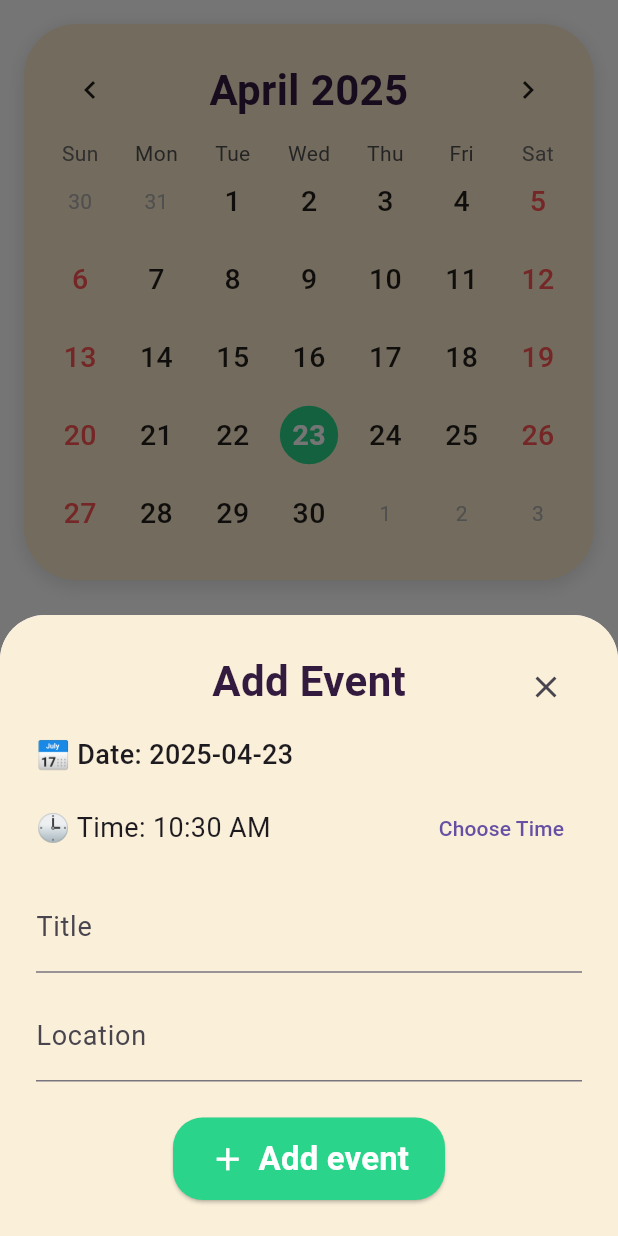
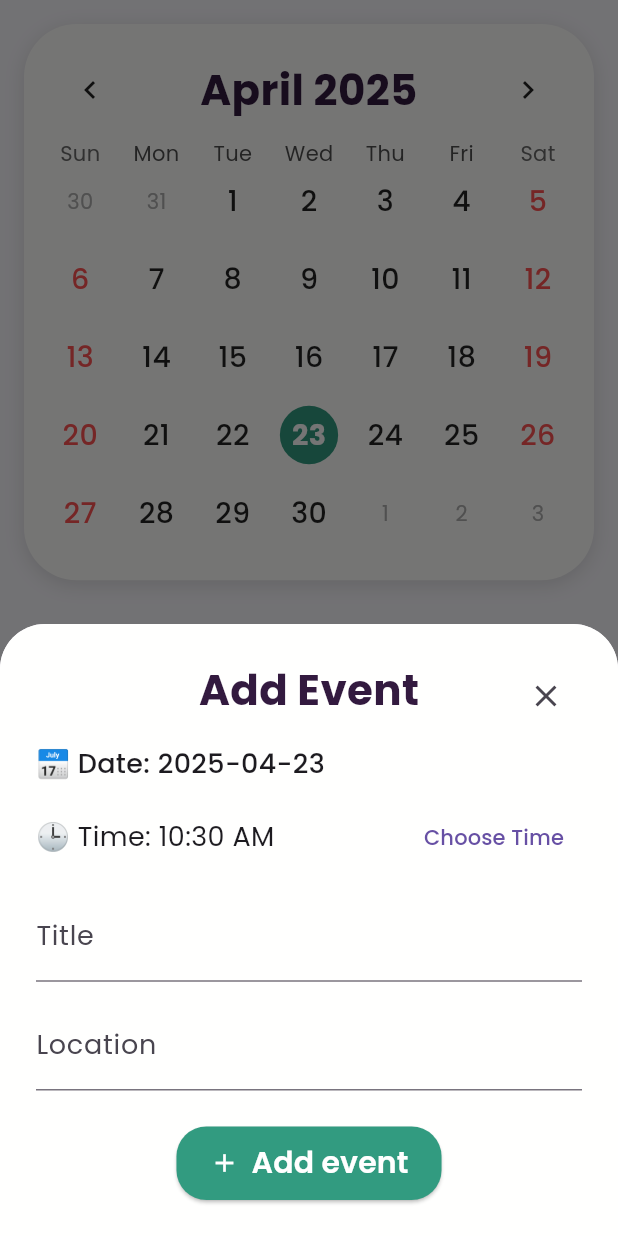
Before and after one commit to nguyenn-12/family-app, a Flutter app: the MainScreen screen opened directly, after a tap on the "add" icon, on a phone screen of 412 x 824 dp. Run offline on Flutter 3.47's test engine with Material 3 defaults, Android fonts, the phone set to English and light mode, and no system bars; drawn by our look-alikes of curved_navigation_bar, table_calendar; our stand-ins replace cloud_firestore, firebase_auth, firebase_core, google_fonts; missing offline and left inert: mailer; accounts and stored records are empty; network calls fail.

Commit message:
fix bug on calendar feature

```diff
--- a/lib/main.dart
+++ b/lib/main.dart
@@ -4,6 +4,7 @@
 import 'package:family/pages/main_screen.dart';
 import 'package:firebase_core/firebase_core.dart';
 import 'package:flutter/material.dart';
+import 'package:google_fonts/google_fonts.dart';
 import 'firebase_options.dart';
 
 void main() async {
@@ -21,6 +22,10 @@
   Widget build(BuildContext context) {
     return MaterialApp(
       debugShowCheckedModeBanner: false,
+      title: 'Family App',
+      theme: ThemeData(
+        textTheme: GoogleFonts.poppinsTextTheme(),
+      ),
       initialRoute: '/',
       routes: {
         '/': (context) => const SignIn(),
--- a/lib/pages/bottomnav.dart
+++ b/lib/pages/bottomnav.dart
@@ -15,7 +15,7 @@ class BottomNav extends StatelessWidget {
   Widget build(BuildContext context) {
     return CurvedNavigationBar(
       index: currentIndex,
-      backgroundColor: Colors.transparent,
+      backgroundColor:Color(0xFFF9F8FD),
       color: Color(0xFF331A3F),
       buttonBackgroundColor: Color(0xFFECB22F),
       animationDuration: Duration(milliseconds: 300),
--- a/lib/pages/calendar.dart
+++ b/lib/pages/calendar.dart
@@ -1,7 +1,9 @@
 import 'package:flutter/material.dart';
 import 'package:table_calendar/table_calendar.dart';
-import 'package:cloud_firestore/cloud_firestore.dart';
+import 'package:google_fonts/google_fonts.dart';
 import 'package:family/models/events.dart';
+import 'package:family/services/event_service.dart';
+import 'package:family/services/user_service.dart';
 
 
 class CalendarPage extends StatefulWidget {
@@ -10,36 +12,30 @@ class CalendarPage extends StatefulWidget {
 }
 
 class _CalendarPageState extends State<CalendarPage> {
+
   DateTime _focusedDay = DateTime.now();
   DateTime? _selectedDay;
   Map<DateTime, List<Event>> _firestoreEvents = {};
 
 
-  // Fake data tạm thời
-  final Map<DateTime, List<String>> _events = {
-    DateTime.utc(2025, 4, 20): ['Sinh nhật mẹ', 'Họp gia đình'],
-    DateTime.utc(2025, 4, 21): ['Đi chơi công viên'],
-  };
-
-
-
-  //List<String> _getEventsForDay(DateTime day) {
-  //  return _events[DateTime.utc(day.year, day.month, day.day)] ?? [];
-  //}
   List<Event> _getEventsForDay(DateTime day) {
     return _firestoreEvents[DateTime(day.year, day.month, day.day)] ?? [];
   }
 
 
   Future<void> _loadEventsFromFirestore() async {
-    final snapshot = await FirebaseFirestore.instance
-        .collection('events')
-        .where('familyCode', isEqualTo: '12345') // Tạm thời hard-code
-        .get();
 
+    //final familyCode = await UserService.getFamilyCodeForCurrentUser();
+    //if (familyCode == null) {
+    //  print('No familyCode found for current user');
+    //  return;
+    //}
+    //final events = await EventService.loadEvents(familyCode);
+
+    final events = await EventService.loadEvents('12345'); // hoặc familyCode nếu có biến
     Map<DateTime, List<Event>> tempEvents = {};
-    for (var doc in snapshot.docs) {
-      Event event = Event.fromMap(doc.data(), doc.id);
+
+    for (var event in events) {
       DateTime key = DateTime(event.day.year, event.day.month, event.day.day);
       tempEvents.putIfAbsent(key, () => []).add(event);
     }
@@ -48,14 +44,13 @@ class _CalendarPageState extends State<CalendarPage> {
       _firestoreEvents = tempEvents;
     });
   }
+
   @override
   void initState() {
     super.initState();
     _selectedDay = _focusedDay;
     _loadEventsFromFirestore();
   }
-
-
 
   void _showEventDialog({DateTime? selectedDate, Map<String, dynamic>? event}) {
     final TextEditingController titleController =
@@ -75,9 +70,11 @@ class _CalendarPageState extends State<CalendarPage> {
         borderRadius: BorderRadius.vertical(top: Radius.circular(30)),
       ),
       builder: (context) {
+        return StatefulBuilder(
+          builder: (context, setModalState) {
             return Container(
             decoration: BoxDecoration(
-            color: Color(0xFFFAEFD9), // màu nền dialog
+              color: Color(0xFFFFFFFE), // màu nền dialog
               borderRadius: BorderRadius.vertical(top: Radius.circular(30)),
             ),
             child: Padding(
@@ -145,16 +142,9 @@ class _CalendarPageState extends State<CalendarPage> {
                               initialTime: selectedTime,
                             );
                             if (picked != null) {
+                              setModalState(() {
                                 selectedTime = picked;
-                          // Refresh UI
-                          Navigator.pop(context);
-                          _showEventDialog(
-                            selectedDate: selectedDate,
-                            event: {
-                              ...?event, // giữ lại các field cũ
-                              'time': '${selectedTime.hour.toString().padLeft(2, '0')}:${selectedTime.minute.toString().padLeft(2, '0')}',
-                            },
-                          );
+                              });
                             }
                           },
                         ),
@@ -191,28 +181,28 @@ class _CalendarPageState extends State<CalendarPage> {
                         if (event != null)
                           ElevatedButton.icon(
                             style: ElevatedButton.styleFrom(
-                          backgroundColor: Colors.red,
-                          padding: EdgeInsets.symmetric(horizontal: 24, vertical: 12),
+                              backgroundColor: Color(0xFFF33A5C),
+                              padding: EdgeInsets.symmetric(horizontal: 22, vertical: 10),
                               shape: RoundedRectangleBorder(borderRadius: BorderRadius.circular(20)),
                             ),
-                        icon: Icon(Icons.delete, color: Colors.white, size: 25),
-                        label: Text('Delete', style: TextStyle(fontSize: 22, fontWeight: FontWeight.w600, color: Colors.white)),
+                            icon: Icon(Icons.delete, color: Colors.white, size: 20),
+                            label: Text('Delete', style: TextStyle(fontSize: 20, fontWeight: FontWeight.w600, color: Colors.white)),
                             onPressed: () async {
-                          await FirebaseFirestore.instance.collection('events').doc(event['id']).delete();
+                              await EventService.deleteEvent(event['id']);
                               Navigator.pop(context);
                               _loadEventsFromFirestore();
                             },
                           ),
                         ElevatedButton.icon(
                           style: ElevatedButton.styleFrom(
-                        backgroundColor: Color(0xFF2AD48A),
-                        padding: EdgeInsets.symmetric(horizontal: 24, vertical: 12),
+                            backgroundColor: Color(0xFF329B80),
+                            padding: EdgeInsets.symmetric(horizontal: 22, vertical: 10),
                             shape: RoundedRectangleBorder(borderRadius: BorderRadius.circular(20)),
                           ),
-                      icon: Icon(event == null ? Icons.add : Icons.update, color: Colors.white, size: 25),
+                          icon: Icon(event == null ? Icons.add : Icons.update, color: Colors.white, size: 20),
                           label: Text(
                             event == null ? 'Add event' : 'Update',
-                        style: TextStyle(fontSize: 22, fontWeight: FontWeight.w600, color: Colors.white),
+                            style: TextStyle(fontSize: 20, fontWeight: FontWeight.w600, color: Colors.white),
                           ),
                           onPressed: () async {
                             final title = titleController.text.trim();
@@ -220,21 +210,29 @@ class _CalendarPageState extends State<CalendarPage> {
                             final formattedTime = '${selectedTime.hour.toString().padLeft(2, '0')}:${selectedTime.minute.toString().padLeft(2, '0')}';
 
                             if (event == null) {
+                            //  final familyCode = await UserService.getFamilyCodeForCurrentUser();
+                            //  if (familyCode == null) {
+                            //    print("No family code, can't add event.");
+                            //    return;
+                            //  }
                               // Add new
-                          await FirebaseFirestore.instance.collection('events').add({
-                            'day': selectedDate,
-                            'time': formattedTime,
-                            'title': title,
-                            'location': location,
-                            'familyCode': '12345',
-                          });
+                              await EventService.addEvent(
+                                day: selectedDate!,
+                                time: formattedTime,
+                                title: title,
+                                location: location,
+                                //familyCode: familyCode,
+                                familyCode: '12345',
+                              );
+
                             } else {
                               // Update
-                          await FirebaseFirestore.instance.collection('events').doc(event['id']).update({
-                            'time': formattedTime,
-                            'title': title,
-                            'location': location,
-                          });
+                              await EventService.updateEvent(
+                                eventId: event['id'],
+                                time: formattedTime,
+                                title: title,
+                                location: location,
+                              );
                             }
 
                             Navigator.pop(context);
@@ -251,6 +249,8 @@ class _CalendarPageState extends State<CalendarPage> {
           );
         },
         );
+    },
+    );
 
   }
 
@@ -261,7 +261,7 @@ class _CalendarPageState extends State<CalendarPage> {
     final screenHeight = MediaQuery.of(context).size.height;
 
     return Scaffold(
-      backgroundColor: Colors.white,
+      backgroundColor: Color(0xFFF9F8FD),
       body: SafeArea(
         child: Column(
           children: [
@@ -271,7 +271,7 @@ class _CalendarPageState extends State<CalendarPage> {
               margin: EdgeInsets.all(16),
               padding: EdgeInsets.all(12),
               decoration: BoxDecoration(
-                color: Color(0xFFFAEACA),
+                color: Color(0xFFFFFFFD),
                 borderRadius: BorderRadius.circular(35),
                 boxShadow: [
                   BoxShadow(
@@ -330,11 +330,11 @@ class _CalendarPageState extends State<CalendarPage> {
                     color: Colors.white,
                   ),
                   todayDecoration: BoxDecoration(
-                    color: Color(0xFFECB22F),
+                    color: Color(0xFFEFCB7B),
                     shape: BoxShape.circle,
                   ),
                   selectedDecoration: BoxDecoration(
-                    color: Color(0xFF2AD48A),
+                    color: Color(0xFF329B80),
                     shape: BoxShape.circle,
                   ),
                   markerDecoration: BoxDecoration(
@@ -352,7 +352,7 @@ class _CalendarPageState extends State<CalendarPage> {
                           width: 6,
                           height: 6,
                           decoration: BoxDecoration(
-                            color: Color(0xFFF4AE0F), // màu của dấu chấm
+                            color: Color(0xFFF14C6A), // màu của dấu chấm
                             shape: BoxShape.circle,
                           ),
                         ),
@@ -394,7 +394,7 @@ class _CalendarPageState extends State<CalendarPage> {
                         margin: const EdgeInsets.symmetric(vertical: 6),
                         padding: const EdgeInsets.all(12),
                         decoration: BoxDecoration(
-                          color: Color(0xFF2AD48A),
+                          color: Color(0xD0509786),
                           borderRadius: BorderRadius.circular(20),
                         ),
                         child: Row(
@@ -403,8 +403,8 @@ class _CalendarPageState extends State<CalendarPage> {
                             const SizedBox(width: 12),
                             Expanded(
                               child: Text(
-                                '${event.title} (${event.time})',
-                                style: TextStyle(fontSize: 18, fontWeight: FontWeight.w500),
+                                '(${event.time}) ${event.title} - ${event.location} ',
+                                style: TextStyle(fontSize: 18, fontWeight: FontWeight.w500, color: Colors.white),
                               ),
                             ),
                           ],
@@ -425,7 +425,7 @@ class _CalendarPageState extends State<CalendarPage> {
           print('Tạo sự kiện cho ngày $_selectedDay');
           _showEventDialog(selectedDate: _selectedDay);
         },
-        backgroundColor: Color(0xFF2AD48A),
+        backgroundColor: Color(0xFF329B80),
         shape: RoundedRectangleBorder(
           borderRadius: BorderRadius.circular(30), // độ cong góc
         ),
--- /dev/null
+++ b/lib/services/event_service.dart
@@ -0,0 +1,47 @@
+import 'package:cloud_firestore/cloud_firestore.dart';
+import 'package:family/models/events.dart';
+
+class EventService {
+  static final _eventsCollection = FirebaseFirestore.instance.collection('events');
+
+  static Future<List<Event>> loadEvents(String familyCode) async {
+    final snapshot = await _eventsCollection
+        .where('familyCode', isEqualTo: familyCode)
+        .get();
+
+    return snapshot.docs.map((doc) => Event.fromMap(doc.data(), doc.id)).toList();
+  }
+
+  static Future<void> addEvent({
+    required DateTime day,
+    required String time,
+    required String title,
+    required String location,
+    required String familyCode,
+  }) async {
+    await _eventsCollection.add({
+      'day': day,
+      'time': time,
+      'title': title,
+      'location': location,
+      'familyCode': familyCode,
+    });
+  }
+
+  static Future<void> updateEvent({
+    required String eventId,
+    required String time,
+    required String title,
+    required String location,
+  }) async {
+    await _eventsCollection.doc(eventId).update({
+      'time': time,
+      'title': title,
+      'location': location,
+    });
+  }
+
+  static Future<void> deleteEvent(String eventId) async {
+    await _eventsCollection.doc(eventId).delete();
+  }
+}
--- a/pubspec.yaml
+++ b/pubspec.yaml
@@ -46,6 +46,7 @@ dev_dependencies:
   table_calendar: ^3.2.0
   cloud_firestore: ^5.6.6
   mailer: ^6.4.1
+  intl: ^0.20.2
 
   # The "flutter_lints" package below contains a set of recommended lints to
   # encourage good coding practices. The lint set provided by the package is
```
Also changed, not shown: lib/models/images.dart (added, +30 -0 lines), lib/pages/gallery.dart (+97 -5 lines), lib/pages/image_details.dart (added, +58 -0 lines), lib/services/image_service.dart (added, +20 -0 lines), lib/services/user_service.dart (+9 -0 lines), pubspec.lock, 1 other file. Lines whose indentation alone changed are shown as unchanged.
